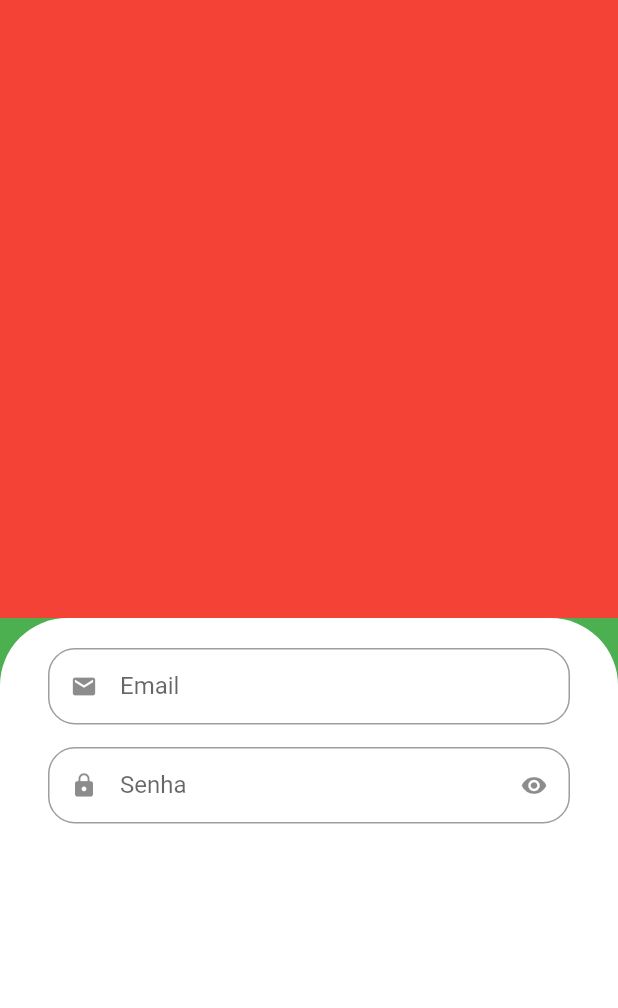
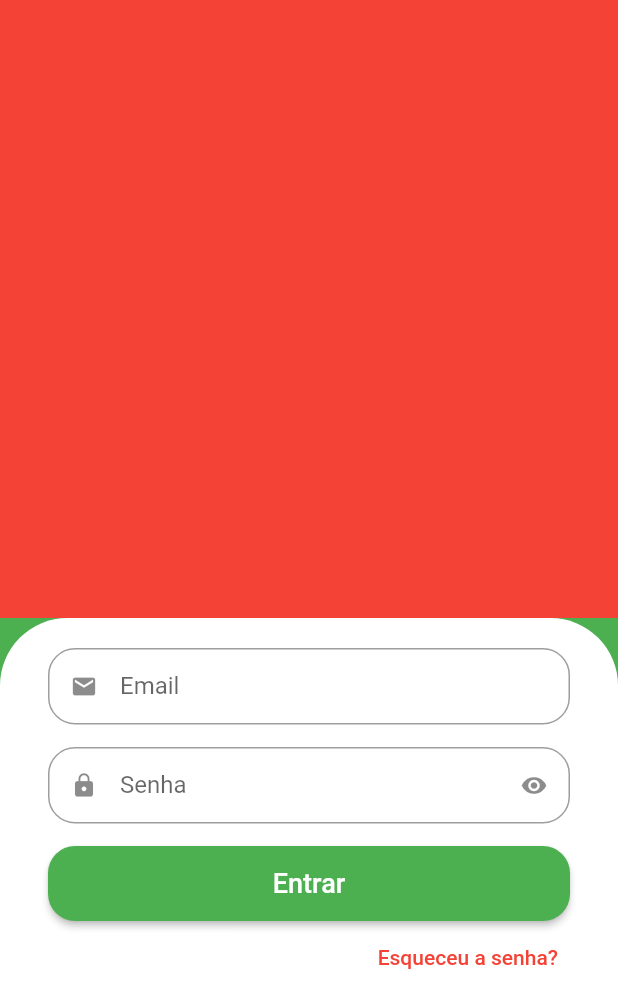
Before and after one commit to PedroPrazz/quitanda, a Flutter app: the screen it shows after launch, on a phone screen of 412 x 824 dp. Shown: the top 1008 px of the screen. Run offline on Flutter 3.47's test engine with Material 2 defaults, Android fonts, the phone set to English and light mode, and no system bars.

Commit message:
Criando o botão de entrar e esqueci a senha

```diff
--- a/lib/src/sign_in_screen.dart
+++ b/lib/src/sign_in_screen.dart
@@ -27,18 +27,49 @@ class SignInScreen extends StatelessWidget {
                     top: Radius.circular(45),
                   )),
               child: Column(
+                crossAxisAlignment: CrossAxisAlignment.stretch,
                 children: [
                   // Email
-                  CustomTextField(
+                  const CustomTextField(
                     icon: Icons.email,
                     label: 'Email',
                   ),
                   // Senha
-                  CustomTextField(
+                  const CustomTextField(
                     icon: Icons.lock,
                     label: 'Senha',
                     isSecret: true,
-                  )
+                  ),
+
+                  SizedBox(
+                    height: 50,
+                    child: ElevatedButton(
+                      style: ElevatedButton.styleFrom(
+                          shape: RoundedRectangleBorder(
+                        borderRadius: BorderRadius.circular(18),
+                      )),
+                      onPressed: () {},
+                      child: const Text(
+                        'Entrar',
+                        style: TextStyle(
+                          fontSize: 18,
+                        ),
+                      ),
+                    ),
+                  ),
+
+                  Align(
+                    alignment: Alignment.centerRight,
+                    child: TextButton(
+                      onPressed: () {},
+                      child: const Text(
+                        'Esqueceu a senha?',
+                        style: TextStyle(
+                          color: Colors.red,
+                        ),
+                      ),
+                    ),
+                  ),
                 ],
               ),
             ),
```
